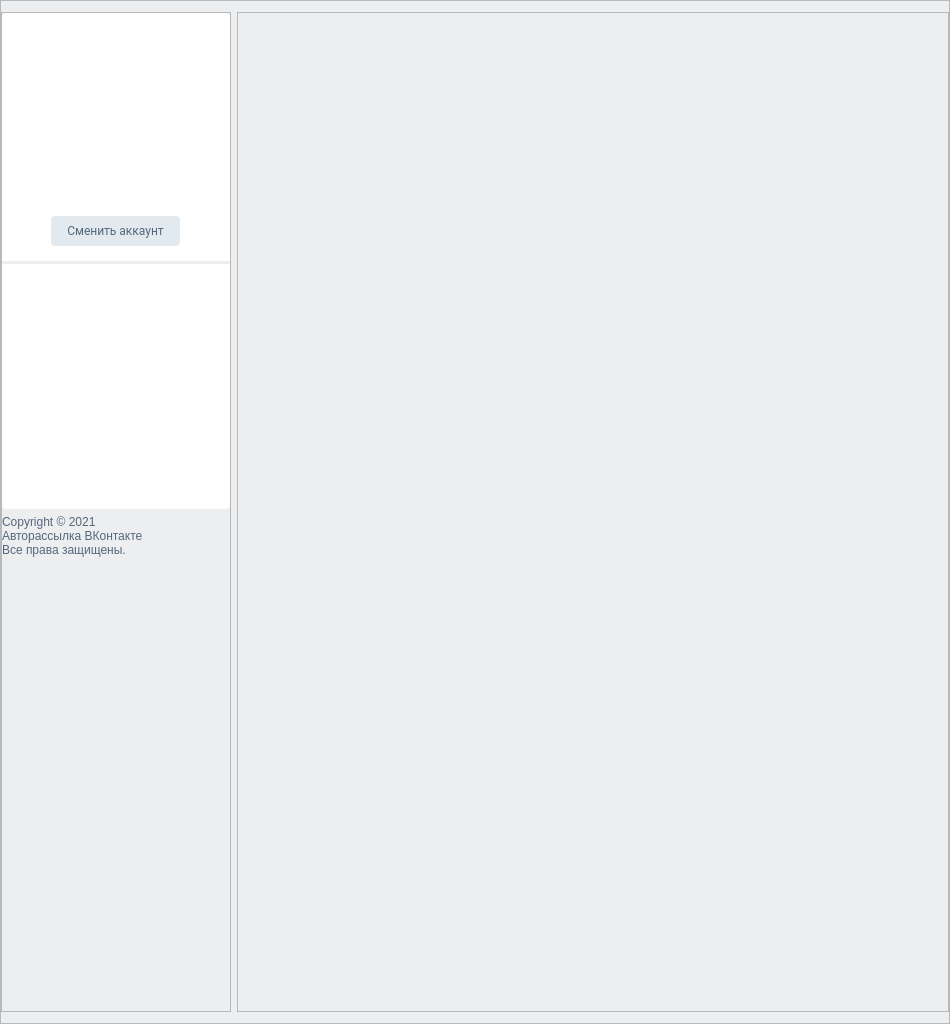
MorganGrieves/VKSender, file src/mainwindow.ui: the form before one commit.
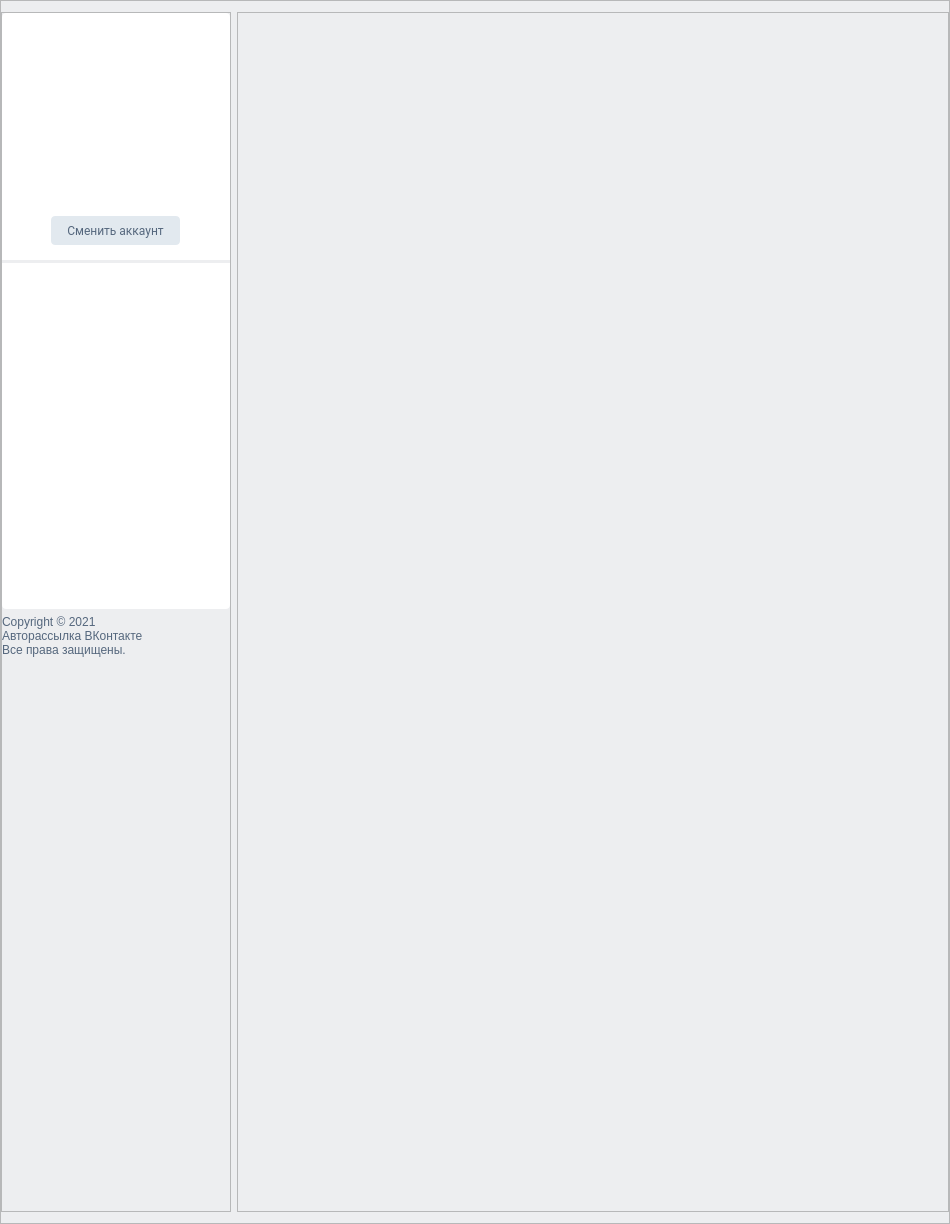
The form after the commit.

What changed in the file:
```diff
--- a/src/mainwindow.ui
+++ b/src/mainwindow.ui
@@ -7,7 +7,7 @@
     <x>0</x>
     <y>0</y>
     <width>950</width>
-    <height>1020</height>
+    <height>1220</height>
    </rect>
   </property>
   <property name="sizePolicy">
@@ -124,7 +124,7 @@
          <property name="minimumSize">
           <size>
            <width>230</width>
-           <height>1000</height>
+           <height>1200</height>
           </size>
          </property>
          <property name="maximumSize">
@@ -339,8 +339,7 @@
                 <cursorShape>PointingHandCursor</cursorShape>
                </property>
                <property name="styleSheet">
-                <string notr="true">padding: 7px 16px 8px;
-margine: 10px;
+                <string notr="true">padding: 7px 16px;
 border-radius: 4px;
 background-color: #e2e9ef;
 color: #55677d;</string>
```
